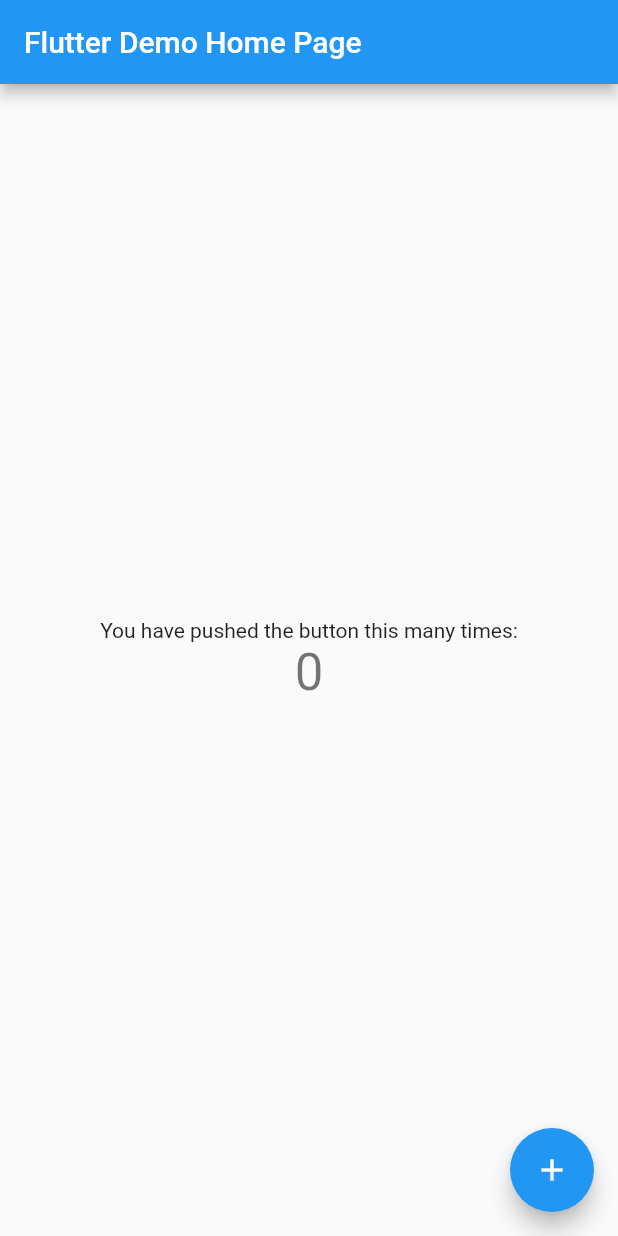
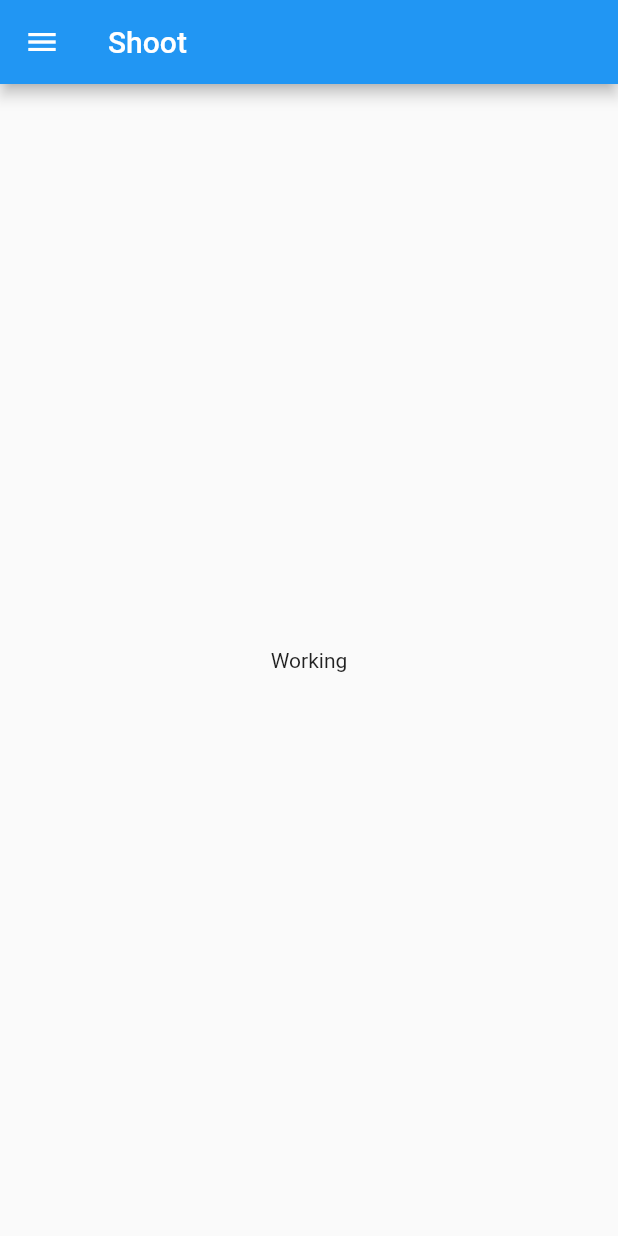
Before and after one commit to IamHARSHDABAS/shoot, a Flutter app: the screen it shows after launch, on a phone screen of 412 x 824 dp. Run offline on Flutter 3.47's test engine with Material 2 defaults, Android fonts, the phone set to English and light mode, and no system bars.

Commit message:
Added home

```diff
--- /dev/null
+++ b/lib/home_page.dart
@@ -0,0 +1,18 @@
+import 'package:flutter/material.dart';
+
+class HomePage extends StatelessWidget {
+  const HomePage({super.key});
+
+  @override
+  Widget build(BuildContext context) {
+    return Scaffold(
+      appBar: AppBar(
+        title: const Text('Shoot'),
+      ),
+      drawer: const Drawer(),
+      body: const Center(
+        child: Text('Working'),
+      ),
+    );
+  }
+}
--- a/lib/main.dart
+++ b/lib/main.dart
@@ -1,4 +1,6 @@
 import 'package:flutter/material.dart';
+
+import 'home_page.dart';
 
 void main() {
   runApp(const MyApp());
@@ -7,109 +9,10 @@
 class MyApp extends StatelessWidget {
   const MyApp({super.key});
 
-  // This widget is the root of your application.
   @override
   Widget build(BuildContext context) {
-    return MaterialApp(
-      title: 'Flutter Demo',
-      theme: ThemeData(
-        // This is the theme of your application.
-        //
-        // Try running your application with "flutter run". You'll see the
-        // application has a blue toolbar. Then, without quitting the app, try
-        // changing the primarySwatch below to Colors.green and then invoke
-        // "hot reload" (press "r" in the console where you ran "flutter run",
-        // or simply save your changes to "hot reload" in a Flutter IDE).
-        // Notice that the counter didn't reset back to zero; the application
-        // is not restarted.
-        primarySwatch: Colors.blue,
-      ),
-      home: const MyHomePage(title: 'Flutter Demo Home Page'),
+    return const MaterialApp(
+      home: HomePage(),
     );
   }
 }
-
-class MyHomePage extends StatefulWidget {
-  const MyHomePage({super.key, required this.title});
-
-  // This widget is the home page of your application. It is stateful, meaning
-  // that it has a State object (defined below) that contains fields that affect
-  // how it looks.
-
-  // This class is the configuration for the state. It holds the values (in this
-  // case the title) provided by the parent (in this case the App widget) and
-  // used by the build method of the State. Fields in a Widget subclass are
-  // always marked "final".
-
-  final String title;
-
-  @override
-  State<MyHomePage> createState() => _MyHomePageState();
-}
-
-class _MyHomePageState extends State<MyHomePage> {
-  int _counter = 0;
-
-  void _incrementCounter() {
-    setState(() {
-      // This call to setState tells the Flutter framework that something has
-      // changed in this State, which causes it to rerun the build method below
-      // so that the display can reflect the updated values. If we changed
-      // _counter without calling setState(), then the build method would not be
-      // called again, and so nothing would appear to happen.
-      _counter++;
-    });
-  }
-
-  @override
-  Widget build(BuildContext context) {
-    // This method is rerun every time setState is called, for instance as done
-    // by the _incrementCounter method above.
-    //
-    // The Flutter framework has been optimized to make rerunning build methods
-    // fast, so that you can just rebuild anything that needs updating rather
-    // than having to individually change instances of widgets.
-    return Scaffold(
-      appBar: AppBar(
-        // Here we take the value from the MyHomePage object that was created by
-        // the App.build method, and use it to set our appbar title.
-        title: Text(widget.title),
-      ),
-      body: Center(
-        // Center is a layout widget. It takes a single child and positions it
-        // in the middle of the parent.
-        child: Column(
-          // Column is also a layout widget. It takes a list of children and
-          // arranges them vertically. By default, it sizes itself to fit its
-          // children horizontally, and tries to be as tall as its parent.
-          //
-          // Invoke "debug painting" (press "p" in the console, choose the
-          // "Toggle Debug Paint" action from the Flutter Inspector in Android
-          // Studio, or the "Toggle Debug Paint" command in Visual Studio Code)
-          // to see the wireframe for each widget.
-          //
-          // Column has various properties to control how it sizes itself and
-          // how it positions its children. Here we use mainAxisAlignment to
-          // center the children vertically; the main axis here is the vertical
-          // axis because Columns are vertical (the cross axis would be
-          // horizontal).
-          mainAxisAlignment: MainAxisAlignment.center,
-          children: <Widget>[
-            const Text(
-              'You have pushed the button this many times:',
-            ),
-            Text(
-              '$_counter',
-              style: Theme.of(context).textTheme.headlineMedium,
-            ),
-          ],
-        ),
-      ),
-      floatingActionButton: FloatingActionButton(
-        onPressed: _incrementCounter,
-        tooltip: 'Increment',
-        child: const Icon(Icons.add),
-      ), // This trailing comma makes auto-formatting nicer for build methods.
-    );
-  }
-}
```
